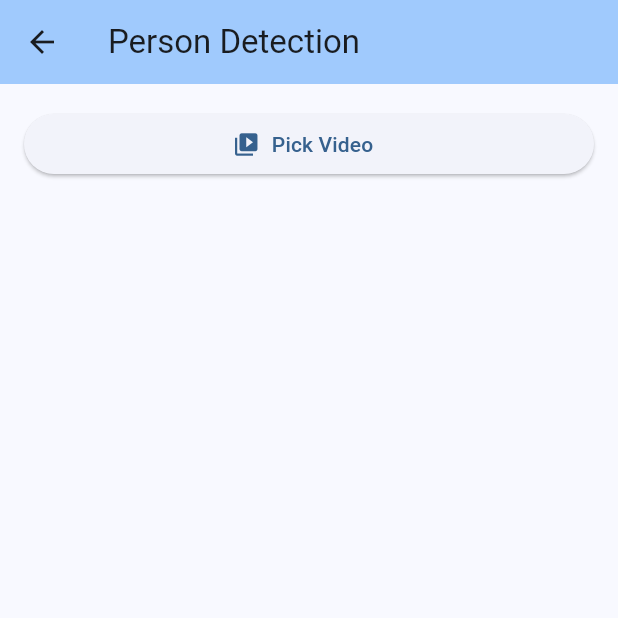
After one commit to LdrPontes/flutter_ai, a Flutter app: the screen it shows after launch, after a tap on "Person Detection", on a phone screen of 412 x 824 dp, the top half of it. The commit adds this screen. Run offline on Flutter 3.47's test engine with Material 3 defaults, Android fonts, the phone set to English and light mode, and no system bars; our stand-ins replace camera, image_picker, permission_handler, video_player; missing offline and left inert: google_mlkit_commons, google_mlkit_face_detection, google_mlkit_object_detection.

Commit message:
add person detection use case from bakery

```diff
--- a/lib/screens/home_screen.dart
+++ b/lib/screens/home_screen.dart
@@ -1,6 +1,7 @@
 import 'package:flutter/material.dart';
 import '../use_cases/face_recognition/face_recognition_screen.dart';
 import '../use_cases/object_detection/object_detection_screen.dart';
+import '../use_cases/person_detection/person_detection_screen.dart';
 
 class HomeScreen extends StatelessWidget {
   const HomeScreen({super.key});
@@ -38,6 +39,18 @@ class HomeScreen extends StatelessWidget {
                 context,
                 MaterialPageRoute(
                   builder: (context) => const BirdDetectionScreen(),
+                ),
+              ),
+            ),
+            _buildUseCaseCard(
+              context,
+              'Person Detection',
+              'Detect people in uploaded videos using offline AI',
+              Icons.person,
+              () => Navigator.push(
+                context,
+                MaterialPageRoute(
+                  builder: (context) => const PersonDetectionScreen(),
                 ),
               ),
             ),
--- /dev/null
+++ b/lib/use_cases/person_detection/person_detection_screen.dart
@@ -0,0 +1,152 @@
+import 'dart:io';
+import 'package:flutter/material.dart';
+import 'package:image_picker/image_picker.dart';
+import 'package:video_player/video_player.dart';
+import 'package:google_mlkit_commons/google_mlkit_commons.dart';
+import 'package:google_mlkit_object_detection/google_mlkit_object_detection.dart';
+
+class PersonDetectionScreen extends StatefulWidget {
+  const PersonDetectionScreen({super.key});
+
+  @override
+  State<PersonDetectionScreen> createState() => _PersonDetectionScreenState();
+}
+
+class _PersonDetectionScreenState extends State<PersonDetectionScreen> {
+  File? _videoFile;
+  VideoPlayerController? _videoController;
+  final ImagePicker _picker = ImagePicker();
+  bool _isProcessing = false;
+  List<DetectedObject> _detectedObjects = [];
+
+  @override
+  void dispose() {
+    _videoController?.dispose();
+    super.dispose();
+  }
+
+  Future<void> _pickVideo() async {
+    try {
+      final XFile? video = await _picker.pickVideo(source: ImageSource.gallery);
+      if (video != null) {
+        setState(() {
+          _videoFile = File(video.path);
+          _detectedObjects = [];
+        });
+        _initializeVideoPlayer();
+      }
+    } catch (e) {
+      ScaffoldMessenger.of(context).showSnackBar(
+        SnackBar(content: Text('Error picking video: $e')),
+      );
+    }
+  }
+
+  void _initializeVideoPlayer() {
+    if (_videoFile != null) {
+      _videoController = VideoPlayerController.file(_videoFile!)
+        ..initialize().then((_) {
+          setState(() {});
+        });
+    }
+  }
+
+  Future<void> _processVideo() async {
+    if (_videoFile == null) return;
+
+    setState(() {
+      _isProcessing = true;
+    });
+
+    try {
+      final inputImage = InputImage.fromFilePath(_videoFile!.path);
+      final options = ObjectDetectorOptions(
+        mode: DetectionMode.stream,
+        classifyObjects: true,
+        multipleObjects: true,
+      );
+      final objectDetector = ObjectDetector(options: options);
+
+      final objects = await objectDetector.processImage(inputImage);
+
+      setState(() {
+        _detectedObjects = objects;
+        _isProcessing = false;
+      });
+
+      objectDetector.close();
+    } catch (e) {
+      setState(() {
+        _isProcessing = false;
+      });
+      ScaffoldMessenger.of(context).showSnackBar(
+        SnackBar(content: Text('Error processing video: $e')),
+      );
+    }
+  }
+
+  @override
+  Widget build(BuildContext context) {
+    return Scaffold(
+      appBar: AppBar(
+        title: const Text('Person Detection'),
+        backgroundColor: Theme.of(context).colorScheme.inversePrimary,
+      ),
+      body: SingleChildScrollView(
+        child: Padding(
+          padding: const EdgeInsets.all(16.0),
+          child: Column(
+            crossAxisAlignment: CrossAxisAlignment.stretch,
+            children: [
+              if (_videoFile != null) ...[
+                AspectRatio(
+                  aspectRatio: _videoController?.value.aspectRatio ?? 16 / 9,
+                  child: VideoPlayer(_videoController!),
+                ),
+                const SizedBox(height: 16),
+              ],
+              ElevatedButton.icon(
+                onPressed: _pickVideo,
+                icon: const Icon(Icons.video_library),
+                label: const Text('Pick Video'),
+              ),
+              const SizedBox(height: 16),
+              if (_videoFile != null)
+                ElevatedButton.icon(
+                  onPressed: _isProcessing ? null : _processVideo,
+                  icon: _isProcessing
+                      ? const SizedBox(
+                          width: 20,
+                          height: 20,
+                          child: CircularProgressIndicator(strokeWidth: 2),
+                        )
+                      : const Icon(Icons.play_arrow),
+                  label:
+                      Text(_isProcessing ? 'Processing...' : 'Process Video'),
+                ),
+              if (_detectedObjects.isNotEmpty) ...[
+                const SizedBox(height: 16),
+                const Text(
+                  'Detection Results:',
+                  style: TextStyle(fontSize: 18, fontWeight: FontWeight.bold),
+                ),
+                const SizedBox(height: 8),
+                ...List.generate(
+                  _detectedObjects.length,
+                  (index) => Card(
+                    child: ListTile(
+                      title: Text('Object ${index + 1}'),
+                      subtitle: Text(
+                        'Confidence: ${(_detectedObjects[index].labels[0].confidence * 100).toStringAsFixed(2)}%',
+                      ),
+                    ),
+                  ),
+                ),
+              ],
+            ],
+          ),
+        ),
+      ),
+    );
+  }
+}
--- a/pubspec.yaml
+++ b/pubspec.yaml
@@ -18,6 +18,8 @@ dependencies:
   path_provider: ^2.1.2
   path: ^1.8.3
   permission_handler: ^11.3.0
+  image_picker: ^1.0.7
+  video_player: ^2.8.2
 
 dev_dependencies:
   flutter_test:
```
Also changed, not shown: pubspec.lock, 3 other files.
